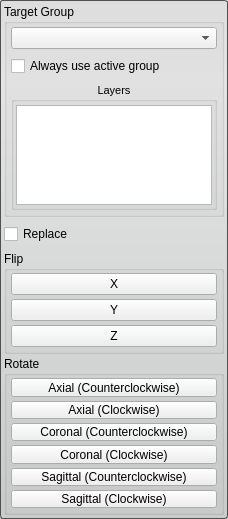
Above: src/Interface/ToolInterface/FlipToolInterface.ui from SCIInstitute/Seg3D before the change. Below: the same form after it.
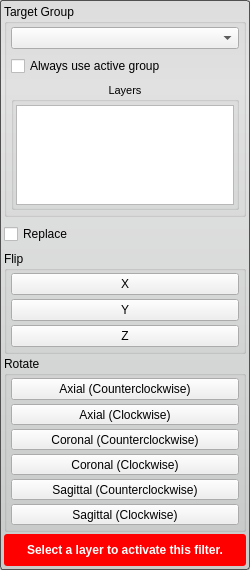
That is the form after the change.

Commit message: added a warning to the all the tools and filters for when the proper layer isnt selected.

The edit to the form file:
```diff
--- a/src/Interface/ToolInterface/FlipToolInterface.ui
+++ b/src/Interface/ToolInterface/FlipToolInterface.ui
@@ -6,8 +6,8 @@
    <rect>
     <x>0</x>
     <y>0</y>
-    <width>228</width>
-    <height>519</height>
+    <width>250</width>
+    <height>570</height>
    </rect>
   </property>
   <property name="sizePolicy">
@@ -348,6 +348,48 @@
      </layout>
     </widget>
    </item>
+   <item>
+    <widget class="QWidget" name="message_alert_" native="true">
+     <property name="minimumSize">
+      <size>
+       <width>0</width>
+       <height>32</height>
+      </size>
+     </property>
+     <property name="styleSheet">
+      <string notr="true">QLabel#message_{
+  color: white;
+  font: bold;
+}
+
+QWidget#message_alert_{
+  border-radius: 3px;
+  background-color: red;
+}</string>
+     </property>
+     <layout class="QHBoxLayout" name="horizontalLayout_4">
+      <property name="spacing">
+       <number>0</number>
+      </property>
+      <property name="margin">
+       <number>4</number>
+      </property>
+      <item>
+       <widget class="QLabel" name="message_">
+        <property name="text">
+         <string>Select a layer to activate this filter.</string>
+        </property>
+        <property name="alignment">
+         <set>Qt::AlignCenter</set>
+        </property>
+        <property name="wordWrap">
+         <bool>true</bool>
+        </property>
+       </widget>
+      </item>
+     </layout>
+    </widget>
+   </item>
   </layout>
  </widget>
  <resources/>
```
The commit also changes 67 other files.
